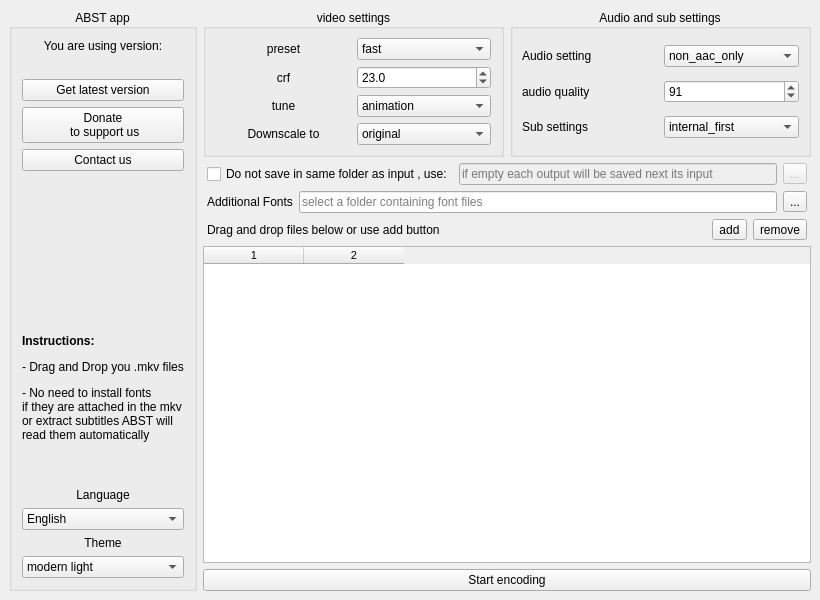
The window that gui/abst_ui.ui (animefn/ABST) describes before a commit, drawn with Qt 5.
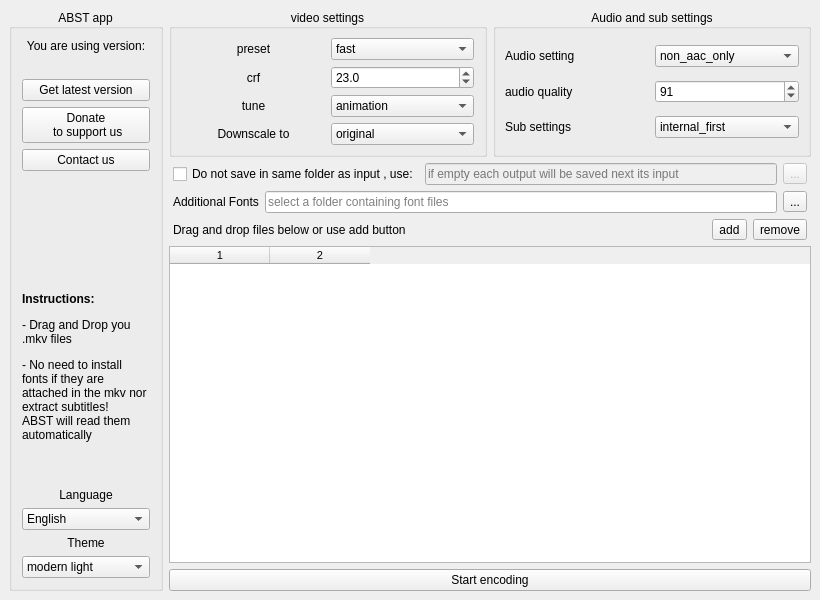
The same window after the commit.

```diff
--- a/gui/abst_ui.ui
+++ b/gui/abst_ui.ui
@@ -95,9 +95,18 @@
         </spacer>
        </item>
        <item>
-        <widget class="QLabel" name="label">
+        <widget class="QLabel" name="label_instructions">
+         <property name="sizePolicy">
+          <sizepolicy hsizetype="Ignored" vsizetype="Preferred">
+           <horstretch>0</horstretch>
+           <verstretch>0</verstretch>
+          </sizepolicy>
+         </property>
+         <property name="layoutDirection">
+          <enum>Qt::LeftToRight</enum>
+         </property>
          <property name="text">
-          <string>&lt;html&gt;&lt;head/&gt;&lt;body&gt;&lt;p&gt;&lt;span style=&quot; font-weight:700;&quot;&gt;Instructions:&lt;/span&gt;&lt;/p&gt;&lt;p&gt;- Drag and Drop you .mkv files&lt;/p&gt;&lt;p&gt;- No need to install fonts &lt;br/&gt;if they are attached in the mkv&lt;br/&gt;or extract subtitles ABST will &lt;br/&gt;read them automatically&lt;/p&gt;&lt;p&gt;&lt;br/&gt;&lt;/p&gt;&lt;/body&gt;&lt;/html&gt;</string>
+          <string>&lt;html&gt;&lt;head/&gt;&lt;body&gt;&lt;p&gt;&lt;span style=&quot; font-weight:700;&quot;&gt;Instructions:&lt;/span&gt;&lt;/p&gt;&lt;p&gt;- Drag and Drop you .mkv files&lt;/p&gt;&lt;p&gt;- No need to install fonts if they are attached in the mkv nor extract subtitles!&lt;br/&gt;ABST will read them automatically&lt;/p&gt;&lt;p&gt;&lt;br/&gt;&lt;/p&gt;&lt;/body&gt;&lt;/html&gt;</string>
          </property>
          <property name="alignment">
           <set>Qt::AlignLeading|Qt::AlignLeft|Qt::AlignVCenter</set>
```
Left out of the diff: 12 changed lines with no effect on the pictures.
